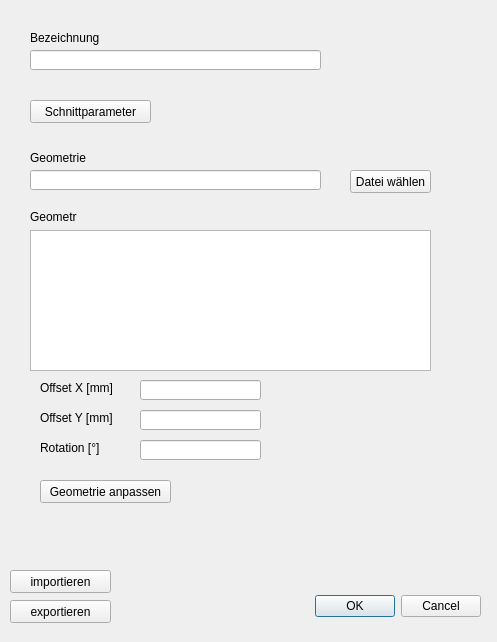
Old version of the form QT_Arbeitsschritt.ui in the repository hidbefra/PlotterWizard.
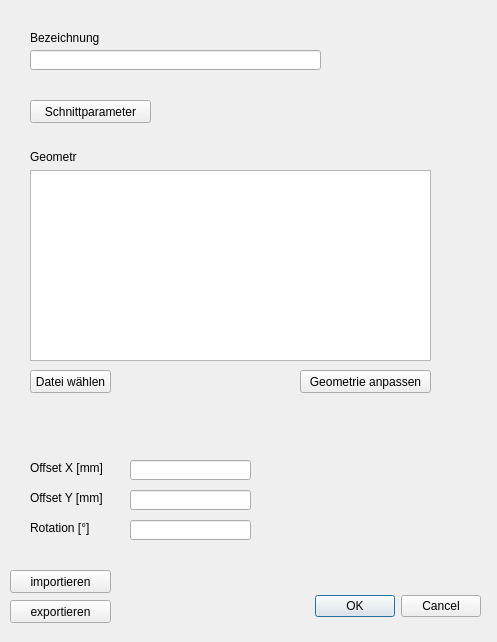
New version of the form.

The edit to the form file:
```diff
--- a/QT_Arbeitsschritt.ui
+++ b/QT_Arbeitsschritt.ui
@@ -29,21 +29,11 @@
     <set>QDialogButtonBox::Cancel|QDialogButtonBox::Ok</set>
    </property>
   </widget>
-  <widget class="QLineEdit" name="lineEdit_pfad">
+  <widget class="QPushButton" name="pushButton_Geometrie_Importieren">
    <property name="geometry">
     <rect>
      <x>30</x>
-     <y>170</y>
-     <width>291</width>
-     <height>20</height>
-    </rect>
-   </property>
-  </widget>
-  <widget class="QPushButton" name="pushButton_filePicker">
-   <property name="geometry">
-    <rect>
-     <x>350</x>
-     <y>170</y>
+     <y>370</y>
      <width>81</width>
      <height>23</height>
     </rect>
@@ -52,19 +42,6 @@
     <string>Datei wählen</string>
    </property>
   </widget>
-  <widget class="QLabel" name="label">
-   <property name="geometry">
-    <rect>
-     <x>30</x>
-     <y>150</y>
-     <width>71</width>
-     <height>16</height>
-    </rect>
-   </property>
-   <property name="text">
-    <string>Geometrie</string>
-   </property>
-  </widget>
   <widget class="QLineEdit" name="lineEdit_bezeichung">
    <property name="geometry">
     <rect>
@@ -104,8 +81,8 @@
   <widget class="QPushButton" name="pushButton_Geometrie_anpassen">
    <property name="geometry">
     <rect>
-     <x>40</x>
-     <y>480</y>
+     <x>300</x>
+     <y>370</y>
      <width>131</width>
      <height>23</height>
     </rect>
@@ -118,9 +95,9 @@
    <property name="geometry">
     <rect>
      <x>30</x>
-     <y>230</y>
+     <y>170</y>
      <width>401</width>
-     <height>141</height>
+     <height>191</height>
     </rect>
    </property>
   </widget>
@@ -128,7 +105,7 @@
    <property name="geometry">
     <rect>
      <x>30</x>
-     <y>210</y>
+     <y>150</y>
      <width>47</width>
      <height>13</height>
     </rect>
@@ -166,8 +143,8 @@
   <widget class="QLabel" name="label_4">
    <property name="geometry">
     <rect>
-     <x>40</x>
-     <y>410</y>
+     <x>30</x>
+     <y>490</y>
      <width>91</width>
      <height>16</height>
     </rect>
@@ -179,8 +156,8 @@
   <widget class="QLineEdit" name="lineEdit_offset_X">
    <property name="geometry">
     <rect>
-     <x>140</x>
-     <y>380</y>
+     <x>130</x>
+     <y>460</y>
      <width>121</width>
      <height>20</height>
     </rect>
@@ -189,8 +166,8 @@
   <widget class="QLabel" name="label_3">
    <property name="geometry">
     <rect>
-     <x>40</x>
-     <y>380</y>
+     <x>30</x>
+     <y>460</y>
      <width>91</width>
      <height>16</height>
     </rect>
@@ -202,8 +179,8 @@
   <widget class="QLineEdit" name="lineEdit_Rotation">
    <property name="geometry">
     <rect>
-     <x>140</x>
-     <y>440</y>
+     <x>130</x>
+     <y>520</y>
      <width>121</width>
      <height>20</height>
     </rect>
@@ -215,8 +192,8 @@
   <widget class="QLabel" name="label_6">
    <property name="geometry">
     <rect>
-     <x>40</x>
-     <y>440</y>
+     <x>30</x>
+     <y>520</y>
      <width>91</width>
      <height>16</height>
     </rect>
@@ -228,8 +205,8 @@
   <widget class="QLineEdit" name="lineEdit_offset_Y">
    <property name="geometry">
     <rect>
-     <x>140</x>
-     <y>410</y>
+     <x>130</x>
+     <y>490</y>
      <width>121</width>
      <height>20</height>
     </rect>
```
